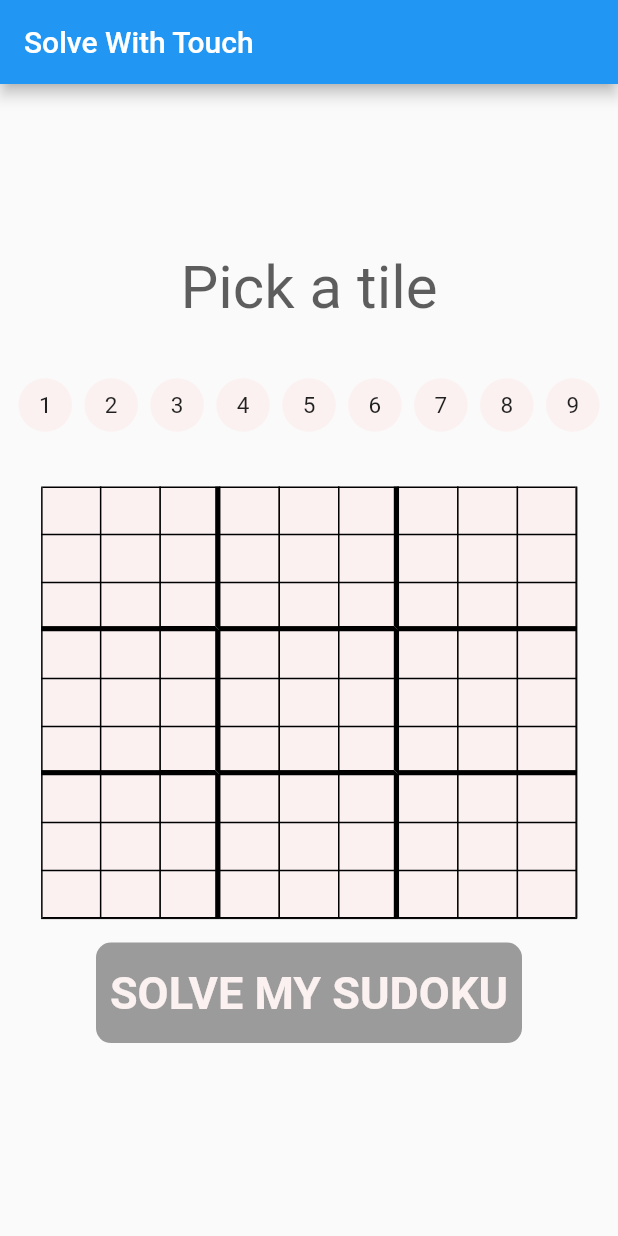
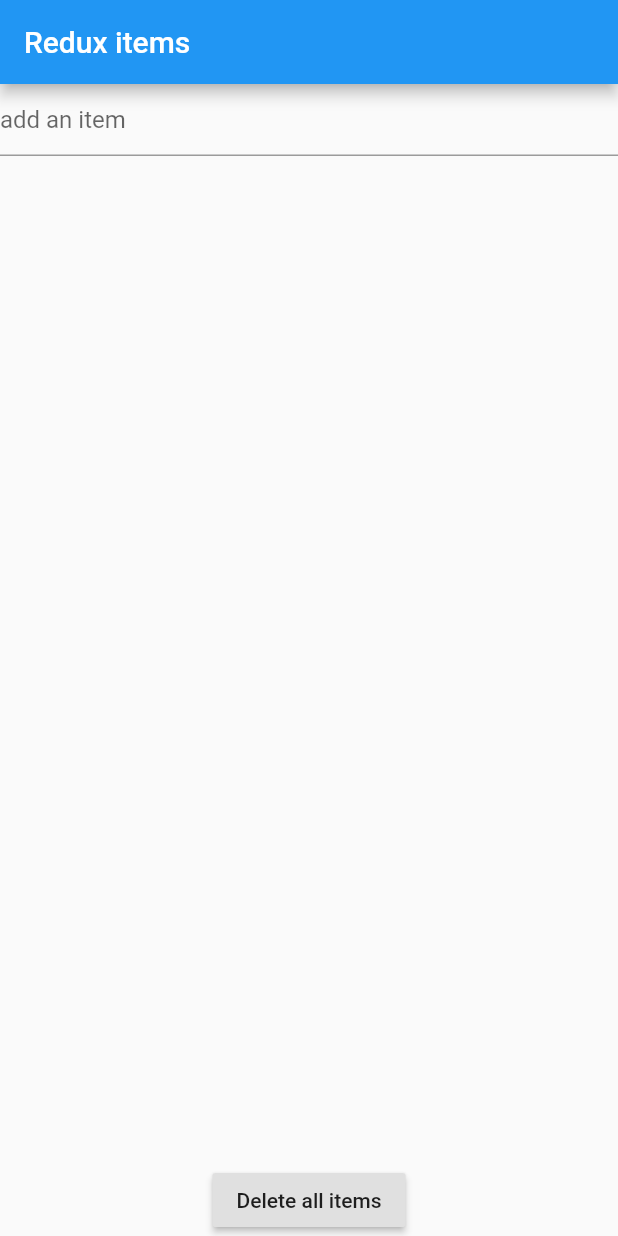
Before and after one commit to lachiejames/sudoku-solver-2.0, a Flutter app: the screen it shows after launch, on a phone screen of 412 x 824 dp. Run offline on Flutter 3.47's test engine with Material 2 defaults, Android fonts, the phone set to English and light mode, and no system bars; our stand-ins replace flutter_redux, redux; Roboto replaces fonts that are missing (Segoe UI).

Commit message:
Implemented a working example of redux (nothing to do with my app though)

```diff
--- a/lib/main.dart
+++ b/lib/main.dart
@@ -1,5 +1,11 @@
 import 'package:flutter/material.dart';
+import 'package:flutter/rendering.dart';
+import 'package:flutter_redux/flutter_redux.dart';
+import 'package:sudoku_solver_2/redux/actions.dart';
+import 'package:sudoku_solver_2/redux/reducers.dart';
 import 'package:sudoku_solver_2/screens/solve_with_touch_screen.dart';
+import 'package:sudoku_solver_2/state/model.dart';
+import 'package:redux/redux.dart';
 
 void main() async {
   runApp(MyApp());
@@ -8,13 +14,136 @@ void main() async {
 class MyApp extends StatelessWidget {
   @override
   Widget build(BuildContext context) {
-    return MaterialApp(
-      title: 'Flutter Demo',
-      theme: ThemeData(
-        primarySwatch: Colors.blue,
-        visualDensity: VisualDensity.adaptivePlatformDensity,
+    return StoreProvider<AppState>(
+      store: Store<AppState>(
+        appStateReducer,
+        initialState: AppState.initialState(),
       ),
-      home: SolveWithTouchScreen(),
+      child: MaterialApp(
+        title: 'Flutter Demo',
+        theme: ThemeData(
+          primarySwatch: Colors.blue,
+          visualDensity: VisualDensity.adaptivePlatformDensity,
+        ),
+        home: MyHomePage(),
+
+        //SolveWithTouchScreen(),
+      ),
     );
   }
 }
+
+class MyHomePage extends StatelessWidget {
+  @override
+  Widget build(BuildContext context) {
+    return Scaffold(
+      appBar: AppBar(
+        title: Text('Redux items'),
+      ),
+      body: StoreConnector<AppState, _ViewModel>(
+        converter: (Store<AppState> store) => _ViewModel.create(store),
+        builder: (BuildContext context, _ViewModel viewModel) => Column(
+          children: <Widget>[
+            AddItemWidget(viewModel),
+            Expanded(child: ItemListWidget(viewModel)),
+            RemoveItemsButton(viewModel),
+          ],
+        ),
+      ),
+    );
+  }
+}
+
+class _ViewModel {
+  final List<Item> items;
+  final Function(String) onAddItem;
+  final Function(Item) onRemoveItem;
+  final Function() onRemoveItems;
+
+  _ViewModel({
+    this.items,
+    this.onAddItem,
+    this.onRemoveItem,
+    this.onRemoveItems,
+  });
+
+  factory _ViewModel.create(Store<AppState> store) {
+    _onAddItem(String body) {
+      store.dispatch(AddItemAction(body));
+    }
+
+    _onRemoveItem(Item item) {
+      store.dispatch(RemoveItemAction(item));
+    }
+
+    _onRemoveItems() {
+      store.dispatch(RemoveItemsAction());
+    }
+
+    return _ViewModel(
+      items: store.state.items,
+      onAddItem: _onAddItem,
+      onRemoveItem: _onRemoveItem,
+      onRemoveItems: _onRemoveItems,
+    );
+  }
+}
+
+class AddItemWidget extends StatefulWidget {
+  final _ViewModel model;
+  AddItemWidget(this.model);
+  @override
+  _AddItemWidgetState createState() => _AddItemWidgetState();
+}
+
+class _AddItemWidgetState extends State<AddItemWidget> {
+  final TextEditingController textEditingController = TextEditingController();
+
+  @override
+  Widget build(BuildContext context) {
+    return TextField(
+      controller: textEditingController,
+      decoration: InputDecoration(hintText: 'add an item'),
+      onSubmitted: (String s) {
+        widget.model.onAddItem(s);
+        textEditingController.text = '';
+      },
+    );
+  }
+}
+
+class ItemListWidget extends StatelessWidget {
+  final _ViewModel model;
+
+  ItemListWidget(this.model);
+
+  @override
+  Widget build(BuildContext context) {
+    return ListView(
+      children: model.items
+          .map(
+            (Item item) => ListTile(
+              title: Text(item.body),
+              leading: IconButton(
+                icon: Icon(Icons.delete),
+                onPressed: () => model.onRemoveItem(item),
+              ),
+            ),
+          )
+          .toList(),
+    );
+  }
+}
+
+class RemoveItemsButton extends StatelessWidget {
+  final _ViewModel model;
+
+  RemoveItemsButton(this.model);
+  @override
+  Widget build(BuildContext context) {
+    return RaisedButton(
+      child: Text('Delete all items'),
+      onPressed: () => model.onRemoveItems(),
+    );
+  }
+}
--- /dev/null
+++ b/lib/redux/actions.dart
@@ -0,0 +1,20 @@
+import 'package:sudoku_solver_2/state/model.dart';
+
+class AddItemAction {
+  static int _id = 0;
+  final String item;
+
+  AddItemAction(this.item) {
+    _id++;
+  }
+
+  int get id => _id;
+}
+
+class RemoveItemAction {
+  final Item item;
+
+  RemoveItemAction(this.item);
+}
+
+class RemoveItemsAction {}
--- /dev/null
+++ b/lib/redux/reducers.dart
@@ -0,0 +1,26 @@
+import 'package:sudoku_solver_2/redux/actions.dart';
+import 'package:sudoku_solver_2/state/model.dart';
+
+AppState appStateReducer(AppState state, action) {
+  return AppState(items: itemReducer(state.items, action));
+}
+
+List<Item> itemReducer(List<Item> state, action) {
+  if (action is AddItemAction) {
+    return []
+      ..addAll(state)
+      ..add(Item(
+        id: action.id,
+        body: action.item,
+      ));
+  }
+
+  if (action is RemoveItemAction) {
+    return List.unmodifiable(List.from(state)..remove(action.item));
+  }
+
+  if (action is RemoveItemsAction) {
+    return List.unmodifiable([]);
+  }
+  return state;
+}
--- /dev/null
+++ b/lib/state/model.dart
@@ -0,0 +1,26 @@
+import 'package:flutter/foundation.dart';
+
+class Item {
+  final int id;
+  final String body;
+
+  Item({
+    @required this.id,
+    @required this.body,
+  });
+
+  Item copyWith({int id, String body}) {
+    return Item(
+      id: id ?? this.id,
+      body: body ?? this.body,
+    );
+  }
+}
+
+class AppState {
+  final List<Item> items;
+
+  AppState({@required this.items});
+
+  AppState.initialState() : items = List.unmodifiable(<Item>[]);
+}
```
